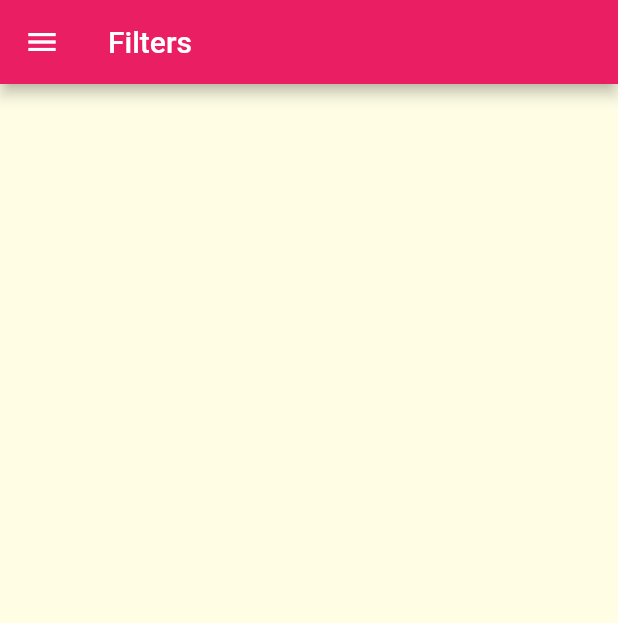
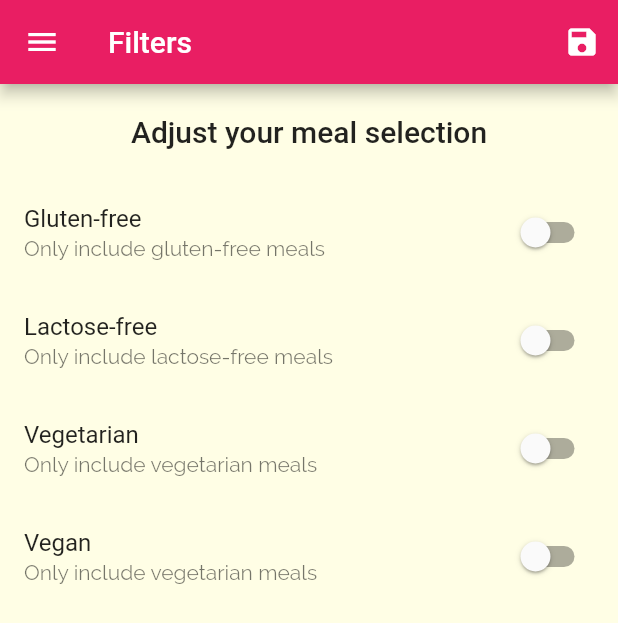
Before and after one commit to Vagabond8024/meals_app, a Flutter app: the FiltersScreen screen opened by its route, on a phone screen of 412 x 824 dp. Shown: the top 623 px of the screen. Run offline on Flutter 3.47's test engine with Material 2 defaults, Android fonts, the phone set to English and light mode, and no system bars.

Commit message:
added fliters and logic for save filter state

```diff
--- a/lib/main.dart
+++ b/lib/main.dart
@@ -1,4 +1,6 @@
 import 'package:flutter/material.dart';
+import 'package:meals_app/dummy_data.dart';
+import 'package:meals_app/models/meal.dart';
 import 'package:meals_app/screens/categories_screen.dart';
 import 'package:meals_app/screens/category_meals_screen.dart';
 import 'package:meals_app/screens/filters_screen.dart';
@@ -7,8 +9,43 @@ import 'package:meals_app/screens/tabs_screen.dart';
 
 void main() => runApp(const MyApp());
 
-class MyApp extends StatelessWidget {
+class MyApp extends StatefulWidget {
   const MyApp({Key? key}) : super(key: key);
+
+  @override
+  State<MyApp> createState() => _MyAppState();
+}
+
+class _MyAppState extends State<MyApp> {
+  Map<String, bool> _filters = {
+    'gluten': false,
+    'lactose': false,
+    'vegan': false,
+    'vegeterian': false,
+  };
+
+  List<Meal> _availableMeals = dummyMeals;
+
+  void _setFilters(Map<String, bool> filterData) {
+    setState(() {
+      _filters = filterData;
+      _availableMeals = dummyMeals.where((element) {
+        if (_filters['gluten']! && !element.isGlutenFree) {
+          return false;
+        }
+        if (_filters['lactose']! && !element.isLactoseFree) {
+          return false;
+        }
+        if (_filters['vegan']! && !element.isVegan) {
+          return false;
+        }
+        if (_filters['vegeterian']! && !element.isVegetarian) {
+          return false;
+        }
+        return true;
+      }).toList();
+    });
+  }
 
   @override
   Widget build(BuildContext context) {
@@ -33,9 +70,11 @@ class MyApp extends StatelessWidget {
       initialRoute: '/',
       routes: {
         '/': (context) => TabsScreen(),
-        '/category-meal': (context) => const CategoryMealsScreen(),
+        '/category-meal': (context) =>
+            CategoryMealsScreen(availableMeal: _availableMeals),
         '/meal-detail': (context) => const MealDetailScreen(),
-        '/filters':(context) => const FiltersScreen(),
+        '/filters': (context) =>
+            FiltersScreen(saveFilters: _setFilters, currentFilters: _filters),
       },
       onGenerateRoute: (settings) => MaterialPageRoute(
         builder: (context) => const CategoriesScreen(),
--- a/lib/screens/category_meals_screen.dart
+++ b/lib/screens/category_meals_screen.dart
@@ -6,9 +6,10 @@ import 'package:meals_app/screens/views/meal_item.dart';
 class CategoryMealsScreen extends StatefulWidget {
   // final String categoryId;
   // final String categoryTitle;
+  final List<Meal> availableMeal;
 
   const CategoryMealsScreen({
-    Key? key,
+    Key? key, required this.availableMeal,
     // required this.categoryId, required this.categoryTitle
   }) : super(key: key);
 
@@ -33,7 +34,7 @@ class _CategoryMealsScreenState extends State<CategoryMealsScreen> {
           ModalRoute.of(context)?.settings.arguments as Map<String, String>;
       categoryTitle = routArgs['title']!;
       final categoryId = routArgs['id'];
-      displayedMeals = dummyMeals
+      displayedMeals = widget.availableMeal
           .where((element) => element.categories.contains(categoryId))
           .toList();
       _loadedInitData = true;
--- a/lib/screens/filters_screen.dart
+++ b/lib/screens/filters_screen.dart
@@ -1,16 +1,108 @@
 import 'package:flutter/material.dart';
 import 'package:meals_app/screens/views/main_drawer.dart';
+import 'package:meals_app/main.dart';
 
-class FiltersScreen extends StatelessWidget {
-  const FiltersScreen({Key? key}) : super(key: key);
+class FiltersScreen extends StatefulWidget {
+  final Function saveFilters;
+  final Map<String, bool> currentFilters;
+  const FiltersScreen({Key? key, required this.saveFilters, required this.currentFilters}) : super(key: key);
+
+  @override
+  State<FiltersScreen> createState() => _FiltersScreenState();
+}
+
+class _FiltersScreenState extends State<FiltersScreen> {
+  bool _glutenFree = false;
+  bool _vegatarian = false;
+  bool _vegan = false;
+  bool _lactoseFree = false;
+
+  @override
+  void initState() {
+    _glutenFree = widget.currentFilters['gluten']!;
+    _lactoseFree = widget.currentFilters['lactose']!;
+    _vegatarian = widget.currentFilters['vegeterian']!;
+    _vegan = widget.currentFilters['vegan']!;
+    super.initState();
+  }
+
+  Widget _buildSwitchListTile(
+    String title,
+    String description,
+    bool currentValue,
+    final void Function(bool)? updateValue,
+  ) {
+    return SwitchListTile(
+      title: Text('$title'),
+      subtitle: Text('$description'),
+      value: currentValue,
+      onChanged: updateValue,
+    );
+  }
 
   @override
   Widget build(BuildContext context) {
     return Scaffold(
         appBar: AppBar(
           title: Text('Filters'),
+          actions: [
+            IconButton(
+                onPressed: () {
+                  final seelectedFilters = {
+                    'gluten': _glutenFree,
+                    'lactose': _lactoseFree,
+                    'vegan': _vegan,
+                    'vegeterian': _vegatarian,
+                  };
+                  widget.saveFilters(seelectedFilters);
+                },
+                icon: Icon(Icons.save))
+          ],
         ),
         drawer: MainDrawer(),
-        body: Center());
+        body: Column(
+          children: [
+            Container(
+              padding: EdgeInsets.all(20),
+              child: Text(
+                'Adjust your meal selection',
+                style: Theme.of(context).textTheme.titleLarge,
+              ),
+            ),
+            Expanded(
+                child: ListView(
+              children: [
+                _buildSwitchListTile(
+                    'Gluten-free',
+                    'Only include gluten-free meals',
+                    _glutenFree,
+                    (value) => setState(() {
+                          _glutenFree = value;
+                        })),
+                _buildSwitchListTile(
+                    'Lactose-free',
+                    'Only include lactose-free meals',
+                    _lactoseFree,
+                    (value) => setState(() {
+                          _lactoseFree = value;
+                        })),
+                _buildSwitchListTile(
+                    'Vegetarian',
+                    'Only include vegetarian meals',
+                    _vegatarian,
+                    (value) => setState(() {
+                          _vegatarian = value;
+                        })),
+                _buildSwitchListTile(
+                    'Vegan',
+                    'Only include vegetarian meals',
+                    _vegatarian,
+                    (value) => setState(() {
+                          _vegatarian = value;
+                        })),
+              ],
+            ))
+          ],
+        ));
   }
 }
```
